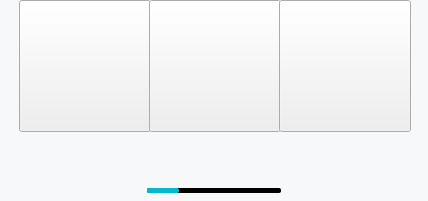
This is forms/ui/menufooter.ui in demlabs-cellframe/dap-ui-sdk as Qt 5 draws it before an edit. The edited form follows.
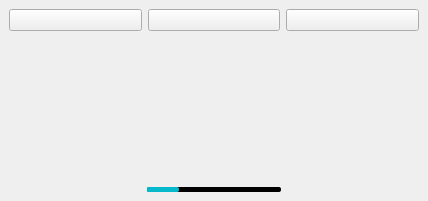
This is the edited form. Custom widgets are drawn as their Qt base class.

Commit message: fixed issues with resize button. footer resize. fixed issue with QtDesigner's variant of globalstyle.css

Patch:
```diff
--- a/forms/ui/menufooter.ui
+++ b/forms/ui/menufooter.ui
@@ -30,22 +30,15 @@
     <number>0</number>
    </property>
    <item>
-    <widget class="QWidget" name="Background" native="true">
-     <property name="styleSheet">
-      <string notr="true">#Background
-{
-background-color: #F7F8FA;
-}</string>
+    <widget class="KelGuiWidget" name="Background">
+     <property name="cssStyle">
+      <string>footer backgroundcolor</string>
      </property>
+     <layout class="QVBoxLayout" name="verticalLayout_2">
+      <item>
+       <layout class="QHBoxLayout" name="horizontalLayout">
+        <item>
      <widget class="KelGuiPushButton" name="btnSettings">
-      <property name="geometry">
-       <rect>
-        <x>19</x>
-        <y>0</y>
-        <width>132</width>
-        <height>132</height>
-       </rect>
-      </property>
       <property name="checkable">
        <bool>true</bool>
       </property>
@@ -53,15 +46,9 @@
        <enum>KelGuiPushButton::Settings</enum>
       </property>
      </widget>
+        </item>
+        <item>
      <widget class="KelGuiPushButton" name="btnConnection">
-      <property name="geometry">
-       <rect>
-        <x>149</x>
-        <y>0</y>
-        <width>132</width>
-        <height>132</height>
-       </rect>
-      </property>
       <property name="checkable">
        <bool>true</bool>
       </property>
@@ -69,15 +56,9 @@
        <enum>KelGuiPushButton::Connection</enum>
       </property>
      </widget>
+        </item>
+        <item>
      <widget class="KelGuiPushButton" name="btnAccaunt">
-      <property name="geometry">
-       <rect>
-        <x>279</x>
-        <y>0</y>
-        <width>132</width>
-        <height>132</height>
-       </rect>
-      </property>
       <property name="checkable">
        <bool>true</bool>
       </property>
@@ -85,20 +66,33 @@
        <enum>KelGuiPushButton::Account</enum>
       </property>
      </widget>
+        </item>
+       </layout>
+      </item>
+      <item>
+       <spacer name="verticalSpacer">
+        <property name="orientation">
+         <enum>Qt::Vertical</enum>
+        </property>
+        <property name="sizeHint" stdset="0">
+         <size>
+          <width>20</width>
+          <height>40</height>
+         </size>
+        </property>
+       </spacer>
+      </item>
+      <item>
+       <layout class="QHBoxLayout" name="horizontalLayout_2">
+        <item>
      <widget class="QProgressBar" name="progress">
-      <property name="geometry">
-       <rect>
-        <x>147</x>
-        <y>188</y>
-        <width>134</width>
-        <height>5</height>
-       </rect>
-      </property>
       <property name="styleSheet">
        <string notr="true">*
 {
 background-color: #000000;
 border-radius: 2px;
+max-width: 134px;
+max-height: 5px;
 }
 
 *::chunk
@@ -114,6 +108,10 @@
        <bool>false</bool>
       </property>
      </widget>
+        </item>
+       </layout>
+      </item>
+     </layout>
     </widget>
    </item>
   </layout>
@@ -124,6 +122,11 @@
    <extends>QPushButton</extends>
    <header>kelguipushbutton.h</header>
   </customwidget>
+  <customwidget>
+   <class>KelGuiWidget</class>
+   <extends>QWidget</extends>
+   <header>kelguiwidget.h</header>
+  </customwidget>
  </customwidgets>
  <resources/>
  <connections/>
```
Lines whose indentation alone changed are shown as unchanged. The commit also changes 4 other files.
